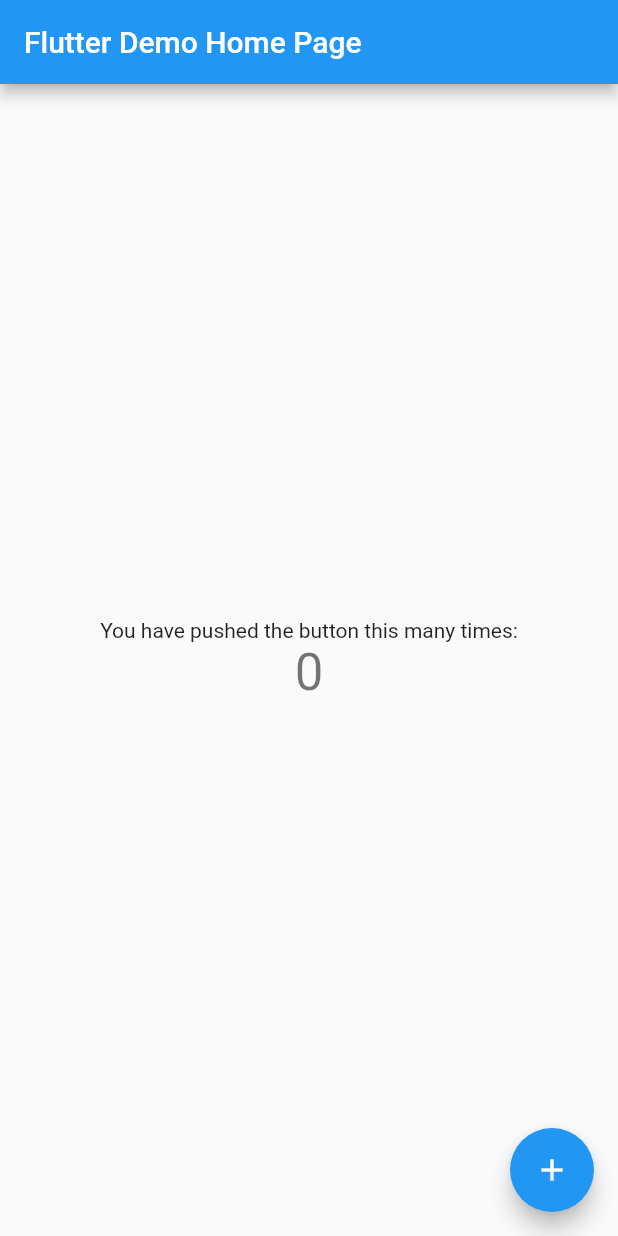
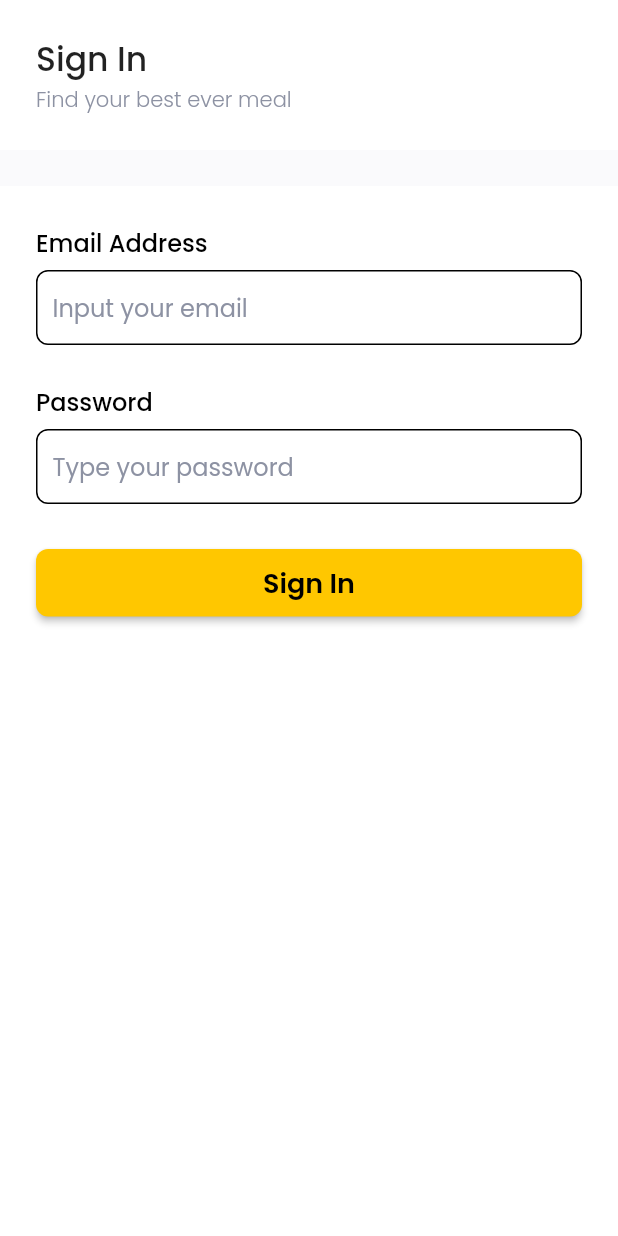
Before and after one commit to hid0/food_market, a Flutter app: the screen it shows after launch, on a phone screen of 412 x 824 dp. Run offline on Flutter 3.47's test engine with Material 2 defaults, Android fonts, the phone set to English and light mode, and no system bars; our stand-ins replace flutter_spinkit, google_fonts, supercharged.

Commit message:
the sign in page

```diff
--- a/lib/main.dart
+++ b/lib/main.dart
@@ -1,4 +1,6 @@
 import 'package:flutter/material.dart';
+
+import 'ui/pages/pages.dart';
 
 void main() {
   runApp(const MyApp());
@@ -6,61 +8,11 @@ void main() {
 
 class MyApp extends StatelessWidget {
   const MyApp({Key? key}) : super(key: key);
-
-  // This widget is the root of your application.
   @override
   Widget build(BuildContext context) {
     return MaterialApp(
-      title: 'Flutter Demo',
-      theme: ThemeData(
-        primarySwatch: Colors.blue,
-      ),
-      home: const MyHomePage(title: 'Flutter Demo Home Page'),
+      debugShowCheckedModeBanner: false,
+      home: SignInPage(),
     );
   }
 }
-
-class MyHomePage extends StatefulWidget {
-  const MyHomePage({Key? key, required this.title}) : super(key: key);
-  final String title;
-  @override
-  State<MyHomePage> createState() => _MyHomePageState();
-}
-
-class _MyHomePageState extends State<MyHomePage> {
-  int _counter = 0;
-
-  void _incrementCounter() {
-    setState(() {
-      _counter++;
-    });
-  }
-
-  @override
-  Widget build(BuildContext context) {
-    return Scaffold(
-      appBar: AppBar(
-        title: Text(widget.title),
-      ),
-      body: Center(
-        child: Column(
-          mainAxisAlignment: MainAxisAlignment.center,
-          children: <Widget>[
-            const Text(
-              'You have pushed the button this many times:',
-            ),
-            Text(
-              '$_counter',
-              style: Theme.of(context).textTheme.headline4,
-            ),
-          ],
-        ),
-      ),
-      floatingActionButton: FloatingActionButton(
-        onPressed: _incrementCounter,
-        tooltip: 'Increment',
-        child: const Icon(Icons.add),
-      ), // This trailing comma makes auto-formatting nicer for build methods.
-    );
-  }
-}
--- /dev/null
+++ b/lib/shared/shared.dart
@@ -0,0 +1,5 @@
+import 'package:flutter/material.dart';
+import 'package:google_fonts/google_fonts.dart';
+import 'package:supercharged/supercharged.dart';
+
+part 'theme.dart';
--- /dev/null
+++ b/lib/shared/theme.dart
@@ -0,0 +1,25 @@
+part of 'shared.dart';
+
+// ? set double margin
+const double defaultMargin = 24;
+
+// TODO color & font style
+TextStyle grayFont = GoogleFonts.poppins().copyWith(color: grayColor);
+TextStyle blackFont0 = GoogleFonts.poppins()
+    .copyWith(color: Colors.black, fontSize: 22, fontWeight: FontWeight.w500);
+TextStyle blackFont1 = GoogleFonts.poppins()
+    .copyWith(color: Colors.black, fontSize: 16, fontWeight: FontWeight.w500);
+TextStyle blackFont2 = GoogleFonts.poppins().copyWith(color: Colors.black);
+TextStyle loginStyleBtn = GoogleFonts.poppins()
+    .copyWith(color: Colors.black, fontSize: 18, fontWeight: FontWeight.w600);
+Color grayColor = "8D92A3".toColor();
+Color primaryColor = "FFC700".toColor();
+Color secondaryColor = "FAFAFC".toColor();
+// !TODO button style
+final ButtonStyle loginBtn = ElevatedButton.styleFrom(
+    onPrimary: primaryColor,
+    primary: primaryColor,
+    padding: EdgeInsets.symmetric(horizontal: 16),
+    shape: const RoundedRectangleBorder(
+        borderRadius: BorderRadius.all(Radius.circular(8))),
+    minimumSize: Size(88, 24));
--- /dev/null
+++ b/lib/ui/pages/general_page.dart
@@ -0,0 +1,88 @@
+part of 'pages.dart';
+
+class GeneralPage extends StatelessWidget {
+  // GeneralPage({Key key = const Key("any_key")}) : super(key: key);
+
+  final String title;
+  final String subtitle;
+  final Function? onBackButtonPressed;
+  final Widget? child;
+  final Color? backColor;
+
+  GeneralPage(
+      {this.title = "Title",
+      this.subtitle = "subtitle",
+      this.onBackButtonPressed,
+      this.child,
+      this.backColor});
+
+  @override
+  Widget build(BuildContext context) {
+    return Scaffold(
+      body: Stack(
+        children: [
+          Container(color: Colors.white),
+          SafeArea(
+              child: Container(
+            color: backColor ?? Colors.white,
+          )),
+          SafeArea(
+            child: ListView(
+              children: [
+                Column(
+                  children: [
+                    // ? this container to set title and subtitle
+                    Container(
+                      padding: EdgeInsets.symmetric(horizontal: defaultMargin),
+                      width: double.infinity,
+                      height: 100,
+                      color: Colors.white,
+                      child: Row(
+                        children: [
+                          onBackButtonPressed != null
+                              ? Container(
+                                  width: 24,
+                                  height: 24,
+                                  margin: EdgeInsets.only(right: 26),
+                                  decoration: BoxDecoration(
+                                      image: DecorationImage(
+                                          image: AssetImage(
+                                              'assets/back_arrow.png'))),
+                                )
+                              : SizedBox(),
+                          Column(
+                            crossAxisAlignment: CrossAxisAlignment.start,
+                            mainAxisAlignment: MainAxisAlignment.center,
+                            children: [
+                              Text(
+                                title,
+                                style: GoogleFonts.poppins(
+                                    fontSize: 22, fontWeight: FontWeight.w500),
+                              ),
+                              Text(
+                                subtitle,
+                                style: GoogleFonts.poppins(
+                                    color: grayColor,
+                                    fontWeight: FontWeight.w300),
+                              )
+                            ],
+                          )
+                        ],
+                      ),
+                    ),
+                    Container(
+                      height: defaultMargin,
+                      width: double.infinity,
+                      color: secondaryColor,
+                    ),
+                    child ?? SizedBox() // !if child null show sizebox
+                  ],
+                ),
+              ],
+            ),
+          ),
+        ],
+      ),
+    );
+  }
+}
--- /dev/null
+++ b/lib/ui/pages/pages.dart
@@ -0,0 +1,8 @@
+import 'package:flutter/cupertino.dart';
+import 'package:flutter/material.dart';
+import 'package:flutter_spinkit/flutter_spinkit.dart';
+import 'package:food_market/shared/shared.dart';
+import 'package:google_fonts/google_fonts.dart';
+
+part 'general_page.dart';
+part 'sign_in_page.dart';
--- /dev/null
+++ b/lib/ui/pages/sign_in_page.dart
@@ -0,0 +1,91 @@
+part of 'pages.dart';
+
+class SignInPage extends StatelessWidget {
+  const SignInPage({Key? key}) : super(key: key);
+
+  @override
+  Widget build(BuildContext context) {
+    TextEditingController emailController = TextEditingController();
+    TextEditingController passwordController = TextEditingController();
+    bool isLoading = false;
+
+    // ! this load template or scafolding of page
+    return GeneralPage(
+      title: "Sign In",
+      subtitle: "Find your best ever meal",
+      child: Column(
+        children: [
+          Container(
+            margin: EdgeInsets.fromLTRB(defaultMargin, 26, defaultMargin, 6),
+            width: double.infinity,
+            child: Text(
+              "Email Address",
+              style: blackFont1,
+            ),
+          ),
+          Container(
+            margin: EdgeInsets.symmetric(horizontal: defaultMargin),
+            width: double.infinity,
+            padding: EdgeInsets.symmetric(horizontal: 10),
+            // TODO this show textbox input for email address
+            decoration: BoxDecoration(
+                borderRadius: BorderRadius.circular(8),
+                border: Border.all(color: Colors.black)),
+            child: TextField(
+              controller: emailController,
+              decoration: InputDecoration(
+                  border: InputBorder.none,
+                  hintStyle: grayFont,
+                  hintText: "Input your email"),
+            ),
+          ),
+          Container(
+            margin: EdgeInsets.fromLTRB(defaultMargin, 26, defaultMargin, 6),
+            width: double.infinity,
+            child: Text(
+              "Password",
+              style: blackFont1,
+            ),
+          ),
+          Container(
+            margin: EdgeInsets.symmetric(horizontal: defaultMargin),
+            padding: EdgeInsets.symmetric(horizontal: 10),
+            width: double.infinity,
+            // TODO this show textbox input for password
+            decoration: BoxDecoration(
+                borderRadius: BorderRadius.circular(8),
+                border: Border.all(color: Colors.black)),
+            child: TextField(
+              controller: passwordController,
+              decoration: InputDecoration(
+                  border: InputBorder.none,
+                  hintStyle: grayFont,
+                  hintText: "Type your password"),
+            ),
+          ),
+          // ? show buttons
+          Container(
+            height: 45,
+            width: double.infinity,
+            margin: EdgeInsets.only(top: 30),
+            padding: EdgeInsets.symmetric(horizontal: defaultMargin),
+            child: isLoading
+                ? SpinKitFadingCircle(
+                    size: 45,
+                    color: primaryColor,
+                  )
+                : ElevatedButton(
+                    style: loginBtn,
+                    onPressed: () {},
+                    child: TextButton(
+                        onPressed: () {},
+                        child: Text(
+                          "Sign In",
+                          style: loginStyleBtn,
+                        ))),
+          )
+        ],
+      ),
+    );
+  }
+}
```
Also changed, not shown: pubspec.yaml (+8 -13 lines), pubspec.lock.
